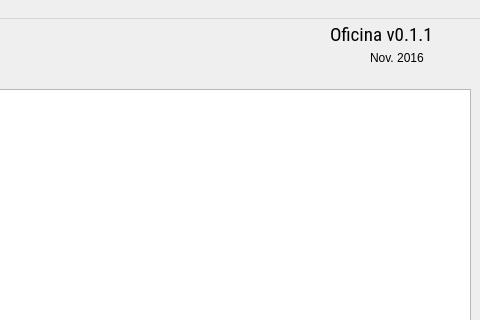
Before: the Qt Designer form Main_Window.ui in bedi1982/Oficina, drawn with Qt 5; both pictures show x 800 to 1280 and y 0 to 320 of the 1280 by 768 pixel window.
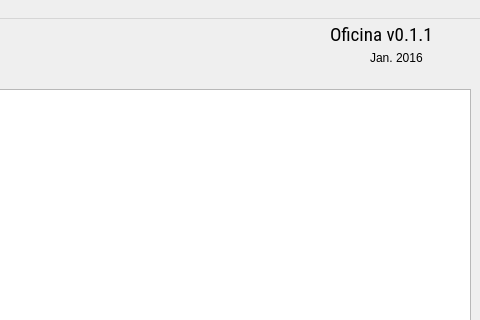
After: the same form once the commit is applied.

```diff
--- a/Main_Window.ui
+++ b/Main_Window.ui
@@ -176,7 +176,7 @@
      </rect>
     </property>
     <property name="text">
-     <string>Nov. 2016</string>
+     <string>Jan. 2016</string>
     </property>
    </widget>
    <widget class="QLabel" name="lbl_BigCarIcon">
```
